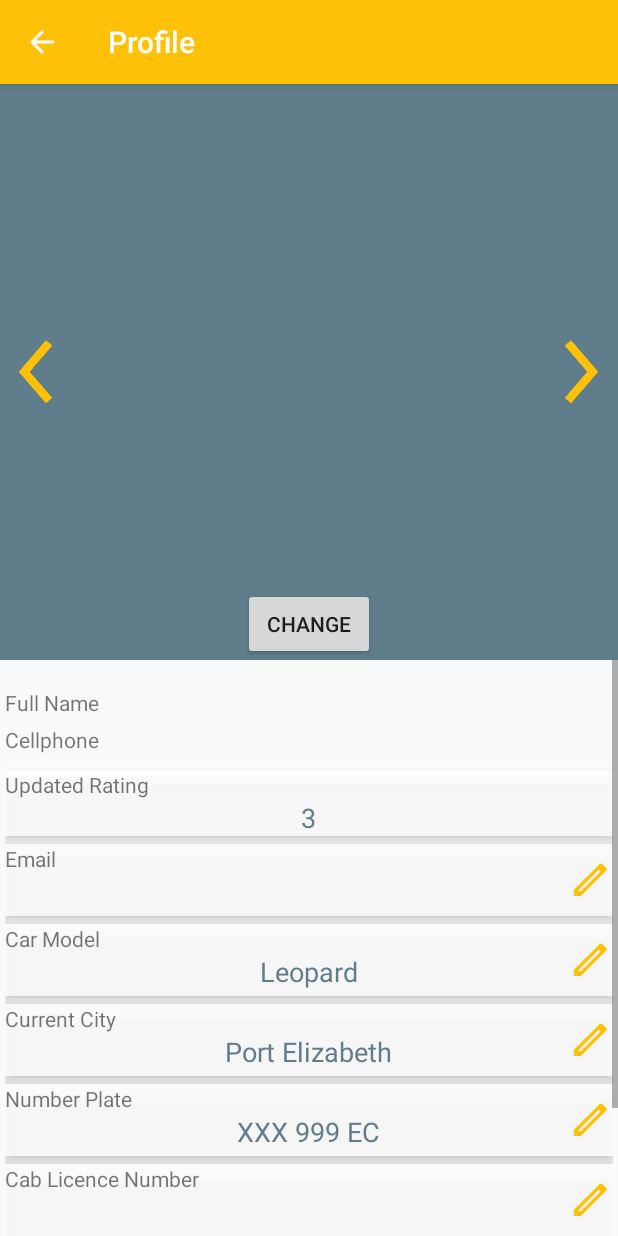
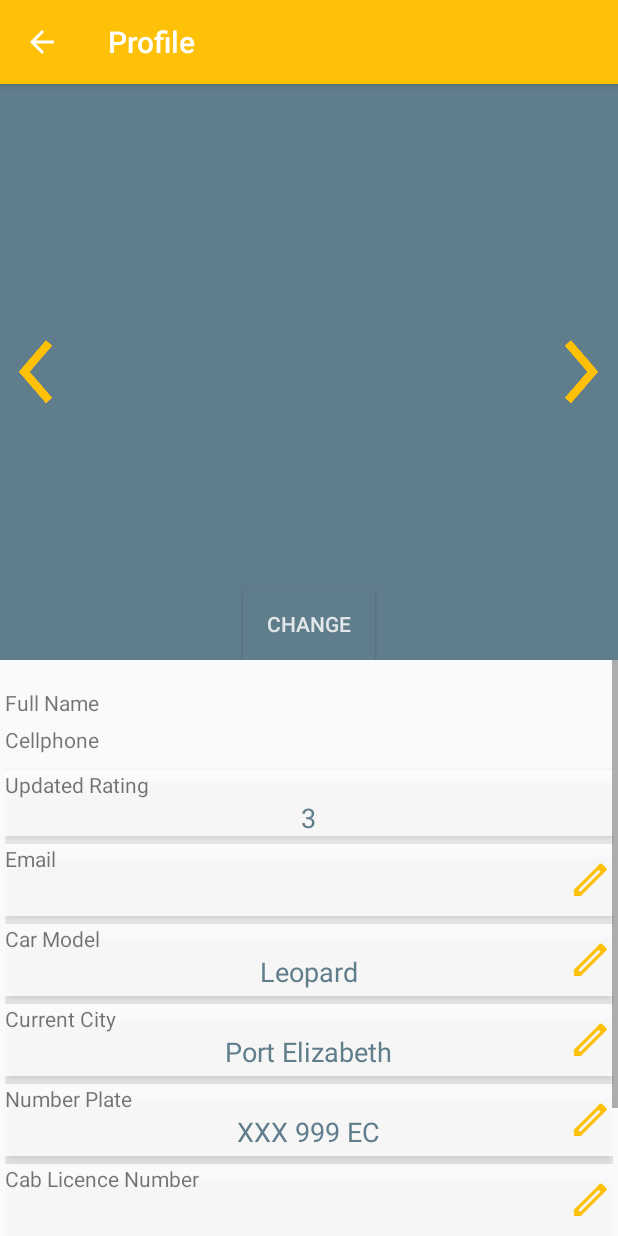
Before and after one commit to LNdame/ansteph_proj_aux, an Android app: the ProfileFragment screen opened directly, with no data from a screen before it, on a phone screen of 412 x 824 dp. Run offline under Robolectric (Android 15) with nearby library versions, the phone set to English and light mode, and no system bars; our stand-ins replace Volley; network calls fail.

Commit message:
View profile is a go

```diff
--- a/app/src/main/java/ansteph/com/beecabfordrivers/view/CabResponder/jobfragments/AnsweredFragment.java
+++ b/app/src/main/java/ansteph/com/beecabfordrivers/view/CabResponder/jobfragments/AnsweredFragment.java
@@ -179,7 +179,7 @@ public class AnsweredFragment extends Fragment {
 
             }
         }){};
-        RequestQueue requestQueue = Volley.newRequestQueue(getActivity());
+        RequestQueue requestQueue = Volley.newRequestQueue(GlobalRetainer.getAppContext());
         requestQueue.add(stringRequest);
 
     }
@@ -199,6 +199,9 @@ public class AnsweredFragment extends Fragment {
                     retrievePendingJobs();
                 } catch (JSONException e) {
                     e.printStackTrace();
+                }catch (Exception e)
+                {
+                    e.printStackTrace();
                 }
             }
 
--- a/app/src/main/java/ansteph/com/beecabfordrivers/view/CabResponder/jobfragments/AssignedFragment.java
+++ b/app/src/main/java/ansteph/com/beecabfordrivers/view/CabResponder/jobfragments/AssignedFragment.java
@@ -177,7 +177,7 @@ public class AssignedFragment extends Fragment {
 
             }
         }){};
-        RequestQueue requestQueue = Volley.newRequestQueue(getActivity());
+        RequestQueue requestQueue = Volley.newRequestQueue(GlobalRetainer.getAppContext());
         requestQueue.add(stringRequest);
 
     }
@@ -197,6 +197,9 @@ public class AssignedFragment extends Fragment {
                     retrieveAssignedJobs();
                 } catch (JSONException e) {
                     e.printStackTrace();
+                }catch (Exception e)
+                {
+                    e.printStackTrace();
                 }
             }
 
--- a/app/src/main/res/layout/fragment_profile.xml
+++ b/app/src/main/res/layout/fragment_profile.xml
@@ -35,13 +35,14 @@
                     android:layout_alignParentLeft="true"
                     android:layout_alignParentStart="true"
                     android:src="@mipmap/ic_go_left"
+                    android:elevation="6dp"
                     android:layout_gravity="left|center_vertical"/>
                 <LinearLayout
                     android:orientation="vertical"
                     android:id="@+id/lnImage1"
 
-                    android:layout_width="wrap_content"
-                    android:layout_height="wrap_content"
+                    android:layout_width="match_parent"
+                    android:layout_height="match_parent"
                     android:layout_gravity="center">
 
 
@@ -54,11 +55,12 @@
                     android:id="@+id/goright1"
                     android:layout_centerVertical="true"
                     android:layout_alignParentRight="true"
-
+                    android:elevation="6dp"
                     android:src="@mipmap/ic_go_right"
                     android:layout_gravity="right|top"/>
 
                 <Button
+                    style="@style/buttonStyle"
                     android:layout_width="wrap_content"
                     android:layout_height="wrap_content"
                     android:text="Change"
@@ -80,13 +82,14 @@
                     android:layout_alignParentLeft="true"
                     android:layout_alignParentStart="true"
                     android:src="@mipmap/ic_go_left"
+                    android:elevation="6dp"
                     android:layout_gravity="left|center_vertical"/>
                 <LinearLayout
                     android:orientation="vertical"
                     android:id="@+id/lnImage2"
 
-                    android:layout_width="wrap_content"
-                    android:layout_height="wrap_content"
+                    android:layout_width="match_parent"
+                    android:layout_height="match_parent"
                     android:layout_gravity="center">
 
 
@@ -99,11 +102,12 @@
                     android:id="@+id/goright2"
                     android:layout_centerVertical="true"
                     android:layout_alignParentRight="true"
-
+                    android:elevation="6dp"
                     android:src="@mipmap/ic_go_right"
                     android:layout_gravity="right|top"/>
 
                 <Button
+                    style="@style/buttonStyle"
                     android:layout_width="wrap_content"
                     android:layout_height="wrap_content"
                     android:text="Change"
@@ -126,12 +130,13 @@
                     android:layout_alignParentLeft="true"
                     android:layout_alignParentStart="true"
                     android:src="@mipmap/ic_go_left"
+                    android:elevation="6dp"
                     android:layout_gravity="left|center_vertical"/>
                 <LinearLayout
                     android:orientation="vertical"
                     android:id="@+id/lnImage3"
-                    android:layout_width="wrap_content"
-                    android:layout_height="wrap_content"
+                    android:layout_width="match_parent"
+                    android:layout_height="match_parent"
                     android:layout_gravity="center">
 
 
@@ -145,13 +150,15 @@
                     android:layout_centerVertical="true"
                     android:layout_alignParentRight="true"
                     android:src="@mipmap/ic_go_right"
+                    android:elevation="6dp"
                     android:layout_gravity="right|top"/>
 
                 <Button
+                    style="@style/buttonStyle"
                     android:layout_width="wrap_content"
                     android:layout_height="wrap_content"
                     android:text="Change"
-                    android:id="@+id/changepic3"
+                    android:id="@+id/Changepic3"
                     android:layout_gravity="center_horizontal|bottom"/>
 
             </FrameLayout>
```
Also changed, not shown: app/src/main/java/ansteph/com/beecabfordrivers/app/Config.java (+6 -1 lines), app/src/main/java/ansteph/com/beecabfordrivers/app/GlobalRetainer.java (+23 -0 lines), app/src/main/java/ansteph/com/beecabfordrivers/view/profile/ProfileFragment.java (+154 -11 lines).
